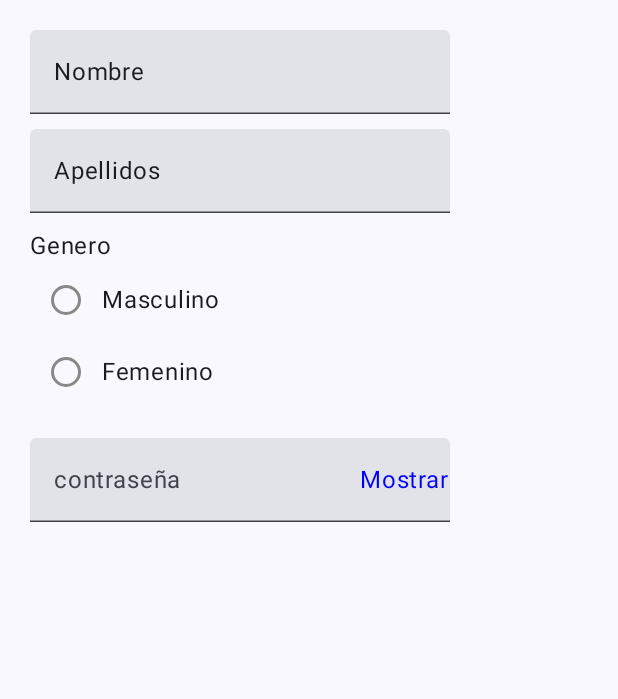
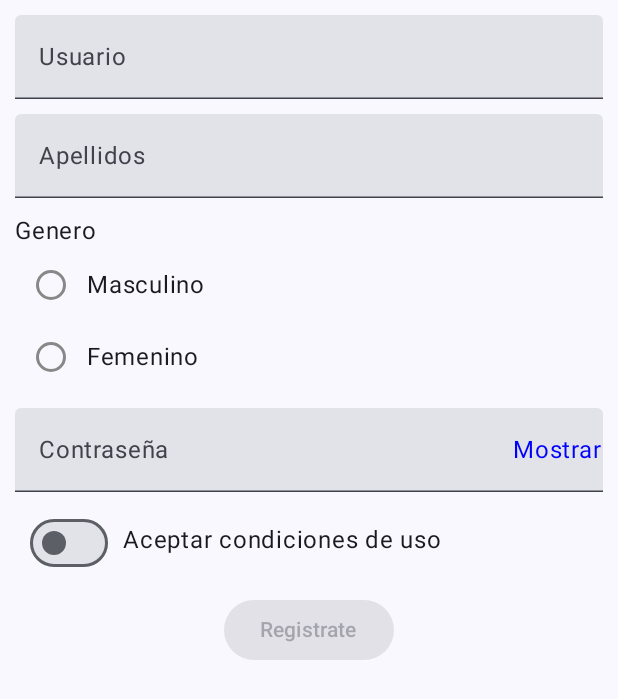
Before and after one commit to Kerap-ofc/Desarollo-de-aplicaciones, an Android app built with Jetpack Compose: the screen it shows after launch (MainActivity), on a phone screen of 412 x 824 dp. Shown: the top 699 px of the screen. Run offline under Robolectric (Android 15) with nearby library versions, the phone set to English and light mode, and no system bars.

Commit message:
Registro_usu completo

```diff
--- a/app/src/main/java/com/example/miproyectoalexmartinez/MainActivity.kt
+++ b/app/src/main/java/com/example/miproyectoalexmartinez/MainActivity.kt
@@ -15,8 +15,6 @@ import com.example.miproyectoalexmartinez.components.layouts.MiButton
 import com.example.miproyectoalexmartinez.components.layouts.MiDropDownMenu
 import com.example.miproyectoalexmartinez.components.layouts.MiExposedDropDownMenu
 import com.example.miproyectoalexmartinez.components.layouts.MiImagen
-import com.example.miproyectoalexmartinez.components.layouts.MiListaRadioButton
-import com.example.miproyectoalexmartinez.components.layouts.MiRangeSlider
 import com.example.miproyectoalexmartinez.components.layouts.MiSlider
 import com.example.miproyectoalexmartinez.components.layouts.MiSliderAvanzado
 import com.example.miproyectoalexmartinez.components.layouts.MiSwitch
--- /dev/null
+++ b/app/src/main/java/com/example/miproyectoalexmartinez/components/layouts/ComidaRapida.kt
@@ -0,0 +1 @@
+package com.example.miproyectoalexmartinez.components.layouts
--- a/app/src/main/java/com/example/miproyectoalexmartinez/components/layouts/Registro_usu.kt
+++ b/app/src/main/java/com/example/miproyectoalexmartinez/components/layouts/Registro_usu.kt
@@ -1,19 +1,20 @@
 package com.example.miproyectoalexmartinez.components.layouts
 
-import android.R
-import android.widget.NumberPicker
 import androidx.compose.foundation.clickable
-import androidx.compose.foundation.layout.Arrangement
+import androidx.compose.foundation.layout.Box
 import androidx.compose.foundation.layout.Column
 import androidx.compose.foundation.layout.Row
 import androidx.compose.foundation.layout.fillMaxSize
 import androidx.compose.foundation.layout.fillMaxWidth
 import androidx.compose.foundation.layout.padding
+import androidx.compose.foundation.rememberScrollState
 import androidx.compose.foundation.text.KeyboardOptions
-import androidx.compose.foundation.text.input.rememberTextFieldState
-import androidx.compose.material3.OutlinedTextField
+import androidx.compose.foundation.verticalScroll
+import androidx.compose.material3.Button
+import androidx.compose.material3.ButtonDefaults
 import androidx.compose.material3.RadioButton
 import androidx.compose.material3.RadioButtonDefaults
+import androidx.compose.material3.Switch
 import androidx.compose.material3.Text
 import androidx.compose.material3.TextField
 import androidx.compose.runtime.Composable
@@ -28,44 +29,63 @@ import androidx.compose.ui.text.input.KeyboardType
 import androidx.compose.ui.text.input.PasswordVisualTransformation
 import androidx.compose.ui.text.input.VisualTransformation
 import androidx.compose.ui.unit.dp
-import androidx.constraintlayout.compose.HorizontalAlign
+
 
 @Composable
 fun Mypadre(modifier: Modifier){
-    var nombre by rememberSaveable() { mutableStateOf(value = "Nombre") }
-    var apellido by rememberSaveable() { mutableStateOf(value = "Apellidos") }
-    var contra by rememberSaveable() { mutableStateOf(value = "") }
-        Column(modifier = modifier.fillMaxSize().padding(10.dp) ) {
+    var nombre by rememberSaveable { mutableStateOf(value = "") }
+    var apellido by rememberSaveable { mutableStateOf(value = "") }
+    var contra by rememberSaveable { mutableStateOf(value = "") }
+    var stadoDelswitch by rememberSaveable { mutableStateOf(false) }
+    var opcionSeleccionada by rememberSaveable { mutableStateOf(value = "") }
+        Column(modifier = modifier.fillMaxSize().padding(10.dp).verticalScroll(rememberScrollState()), horizontalAlignment = Alignment.CenterHorizontally){
             MitextField3(usu = nombre) {nombre = it}
             MitextField4(usu = apellido) {apellido = it}
-            MiListaRadioButton2()
+            MiListaRadioButton2(valo =opcionSeleccionada){opcionSeleccionada = it}
             MyPasswordTextField2(valor = contra) {contra = it}
+            Switch(valor = stadoDelswitch){stadoDelswitch = it}
+            Textomustrato(nom = nombre , ape = apellido, estaswi = stadoDelswitch, contrad = contra, opciosel = opcionSeleccionada)
         }
 }
+@Composable
+fun Textomustrato(nom: String, ape: String, estaswi: Boolean, contrad: String, opciosel: String){
+    var butonactive by rememberSaveable {mutableStateOf(false)}
+    var textacti by rememberSaveable {mutableStateOf(false)}
 
+    if(nom.isNotEmpty() && ape.isNotEmpty() && estaswi && contrad.isNotEmpty() && opciosel.isNotEmpty()){
+        butonactive = true
+    }
+
+    Button(onClick = {textacti = true}, modifier = Modifier,colors = ButtonDefaults.buttonColors(
+        containerColor = Color(0xFF0E6B13), contentColor = Color.Black), enabled = butonactive) {
+        Text("Registrate")
+    }
+    if (textacti){
+        Text("¡Felicidades, te has registrado correctamente!", color = Color(0xFF038A00))
+    }
+
+
+}
 @Composable
 fun MitextField3(usu:String, onUserChange:(String) -> Unit){
-    TextField(value = usu, onValueChange = {onUserChange(it)},
-        modifier = Modifier
-            .padding(10.dp),
+    TextField(value = usu, onValueChange = {onUserChange(it)}, label = {Text("Usuario")},
+        modifier = Modifier.fillMaxWidth(),
         singleLine = true)
 }
 @Composable
 fun MitextField4(usu:String, onUserChange:(String) -> Unit){
-    TextField(value = usu, onValueChange = {onUserChange(it)},
-        modifier = Modifier.padding(start = 10.dp),
+    TextField(value = usu, onValueChange = {onUserChange(it)}, label = {Text("Apellidos")},
+        modifier = Modifier.fillMaxWidth().padding(top = 10.dp),
         singleLine = true)
 }
-
-
 @Composable
 fun MyPasswordTextField2(valor: String, onValueChange: (String) -> Unit) {
 
     var passwordHidden by rememberSaveable { mutableStateOf(true) }
-    TextField(modifier = Modifier.padding(10.dp), value = valor,
+    TextField(modifier = Modifier.padding(top = 10.dp).fillMaxWidth(), value = valor,
         onValueChange = { onValueChange(it) },
         singleLine = true,
-        label = { Text("contraseña") },
+        label = { Text("Contraseña") },
         keyboardOptions = KeyboardOptions(keyboardType = KeyboardType.Password),
         visualTransformation = if (passwordHidden) PasswordVisualTransformation()
         else VisualTransformation.None,
@@ -76,14 +96,11 @@ fun MyPasswordTextField2(valor: String, onValueChange: (String) -> Unit) {
         })
 }
 @Composable
-fun RadioButtonComponent2(
-    nombre: String, NombreSeleccionado: String,
-    ItemSeleccionado: (String) -> Unit
-) {
-    Row(verticalAlignment = Alignment.CenterVertically) {
+fun RadioButtonComponent2(nombre: String, nombreSeleccionado: String, itemSeleccionado: (String) -> Unit) {
+    Row(modifier = Modifier.fillMaxWidth(), verticalAlignment = Alignment.CenterVertically) {
         RadioButton(
-            selected = nombre == NombreSeleccionado, onClick =
-                { ItemSeleccionado(nombre) },
+            selected = nombre == nombreSeleccionado, onClick =
+                { itemSeleccionado(nombre) },
             colors = RadioButtonDefaults.colors(
                 unselectedColor = Color.Gray,
                 selectedColor = Color.Blue
@@ -92,17 +109,25 @@ fun RadioButtonComponent2(
     }
 }
 @Composable
-fun MiListaRadioButton2(modifier: Modifier = Modifier) {
-    var OpcionSeleccionada by rememberSaveable { mutableStateOf("") }
-    Column(modifier = modifier.padding(10.dp)) {
+fun MiListaRadioButton2( valo: String, onUserChange:(String) -> Unit) {
+    Column(modifier = Modifier.fillMaxWidth().padding(top = 10.dp)) {
         Text("Genero")
         RadioButtonComponent2(
-            nombre = "Masculino", NombreSeleccionado =
-                OpcionSeleccionada
-        ) { OpcionSeleccionada = it }
+            nombre = "Masculino", nombreSeleccionado = valo
+        ) { onUserChange(it)}
         RadioButtonComponent2(
-            nombre = "Femenino", NombreSeleccionado =
-                OpcionSeleccionada
-        ) { OpcionSeleccionada = it }
+            nombre = "Femenino", nombreSeleccionado =valo
+        ) { onUserChange(it)}
     }
 }
+@Composable
+fun Switch(modifier: Modifier = Modifier, valor: Boolean, onUserChange:(Boolean) -> Unit) {
+        Box(modifier = Modifier.fillMaxWidth().padding(10.dp)) {
+            Row{
+                Switch(
+                    checked = valor,
+                    onCheckedChange = { onUserChange(it)},
+                )
+                Text("Aceptar condiciones de uso ", modifier.padding(start = (10.dp), top = 10.dp))}
+        }
+    }
```
